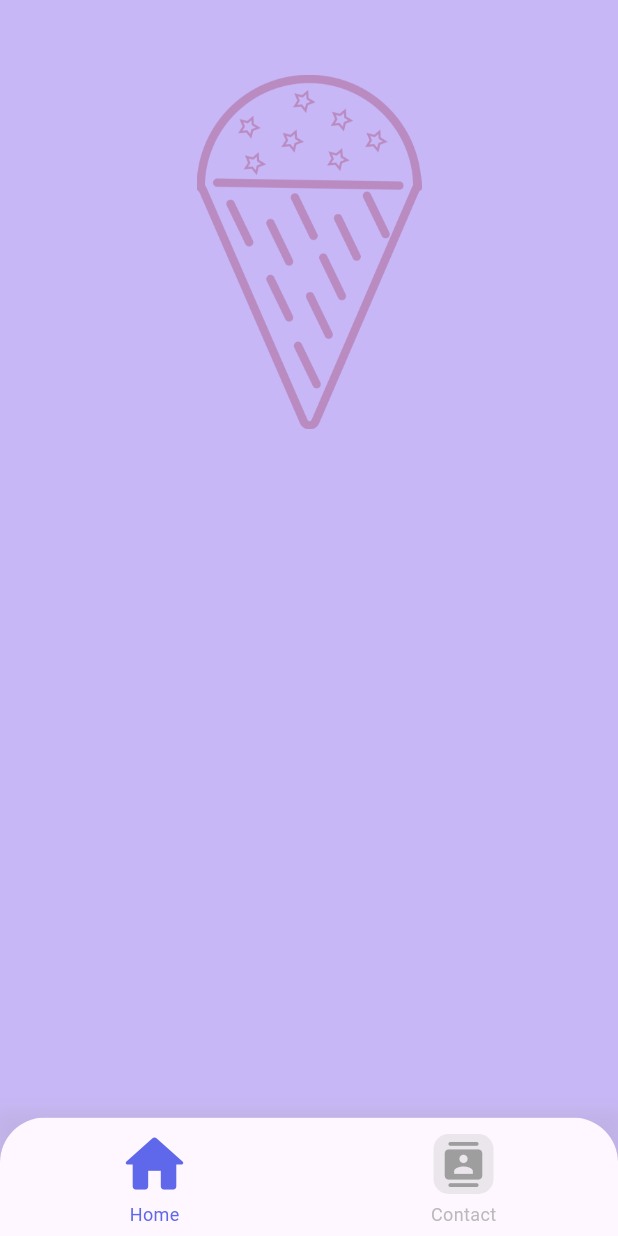
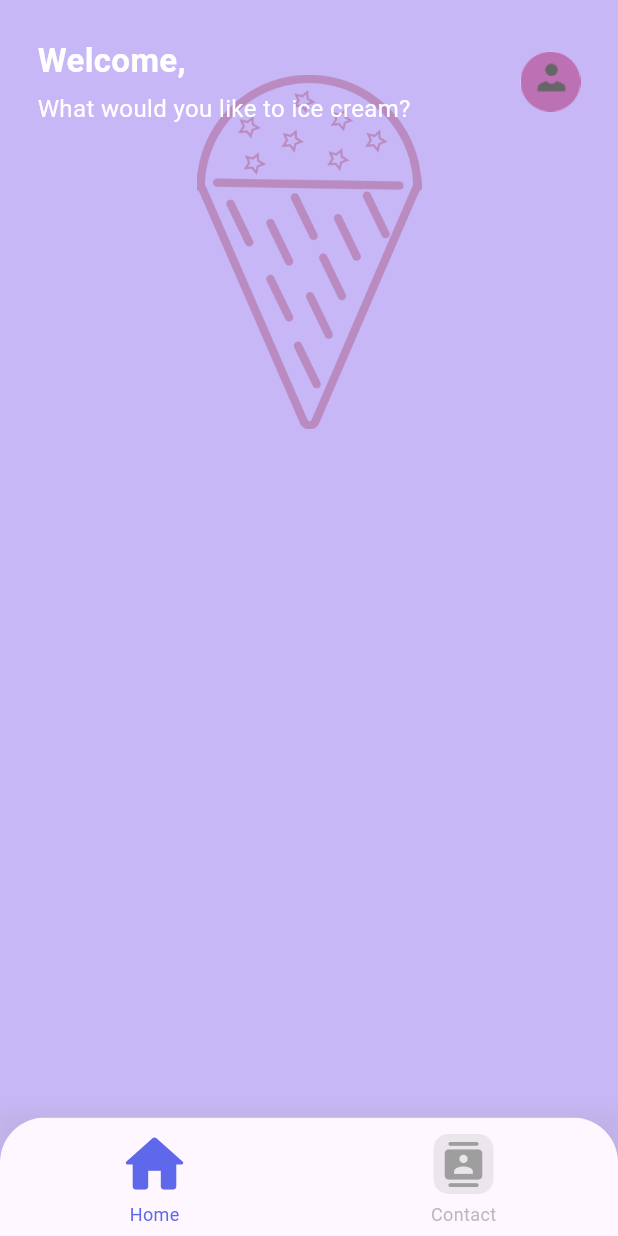
Before and after one commit to RomainDoyen/ice_creams, a Flutter app: the screen it shows after launch, on a phone screen of 412 x 824 dp. Run offline on Flutter 3.47's test engine with Material 3 defaults, Android fonts, the phone set to English and light mode, and no system bars.

Commit message:
feat(home/widgets/header.dart): Creating a header widget

```diff
--- a/lib/pages/home/home.dart
+++ b/lib/pages/home/home.dart
@@ -1,4 +1,5 @@
 import 'package:flutter/material.dart';
+import 'package:ice_creams/pages/home/widgets/header.dart';
 
 class HomePage extends StatelessWidget {
   const HomePage({super.key});
@@ -20,6 +21,11 @@ class HomePage extends StatelessWidget {
                 ),
               ),
             ),
+            Column(
+              children: [
+                HeaderSection(),
+              ],
+            )
           ],
         ),
       ),
--- /dev/null
+++ b/lib/pages/home/widgets/header.dart
@@ -0,0 +1,48 @@
+import 'package:flutter/material.dart';
+
+class HeaderSection extends StatelessWidget {
+  const HeaderSection({super.key});
+
+  @override
+  Widget build(BuildContext context) {
+    return Container(
+      padding: EdgeInsets.only(
+        top: MediaQuery.of(context).padding.top + 25,
+        left: 25,
+        right: 25,
+      ),
+      child: Row(
+        mainAxisAlignment: MainAxisAlignment.spaceBetween,
+        children: [
+          const Column(
+            crossAxisAlignment: CrossAxisAlignment.start,
+            children: [
+              Text(
+                'Welcome,',
+                style: TextStyle(
+                  fontSize: 22,
+                  color: Colors.white,
+                  fontWeight: FontWeight.bold,
+                ),
+              ),
+              SizedBox(height: 5),
+              Text(
+                'What would you like to ice cream?',
+                style: TextStyle(
+                  fontSize: 16,
+                  color: Colors.white,
+                ),
+              ),
+            ],
+          ),
+          CircleAvatar(
+            child: Image.asset(
+              'assets/images/avatar.png',
+              fit: BoxFit.cover,
+            ),
+          )
+        ],
+      ),
+    );
+  }
+}
```
Also changed, not shown: assets/images/avatar.png (added).
